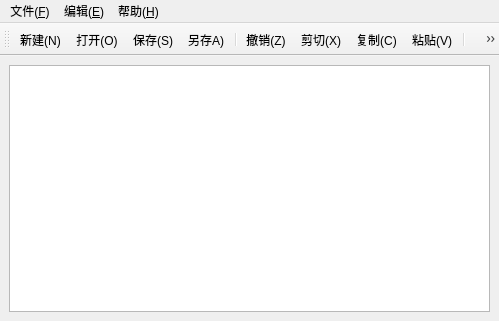
The window that menu/mainwindow.ui (idcpj/hello_qt) describes before a commit, drawn with Qt 5.
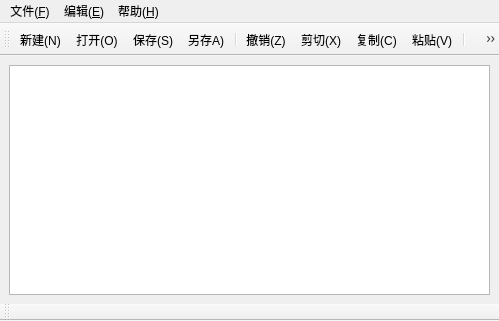
The same window after the commit.

The edit to the form file:
```diff
--- a/menu/mainwindow.ui
+++ b/menu/mainwindow.ui
@@ -88,6 +88,17 @@
    <addaction name="separator"/>
    <addaction name="action_find"/>
   </widget>
+  <widget class="QToolBar" name="statusBar">
+   <property name="windowTitle">
+    <string>toolBar_2</string>
+   </property>
+   <attribute name="toolBarArea">
+    <enum>BottomToolBarArea</enum>
+   </attribute>
+   <attribute name="toolBarBreak">
+    <bool>false</bool>
+   </attribute>
+  </widget>
   <action name="action_file">
    <property name="text">
     <string>新建(&amp;N)</string>
```
